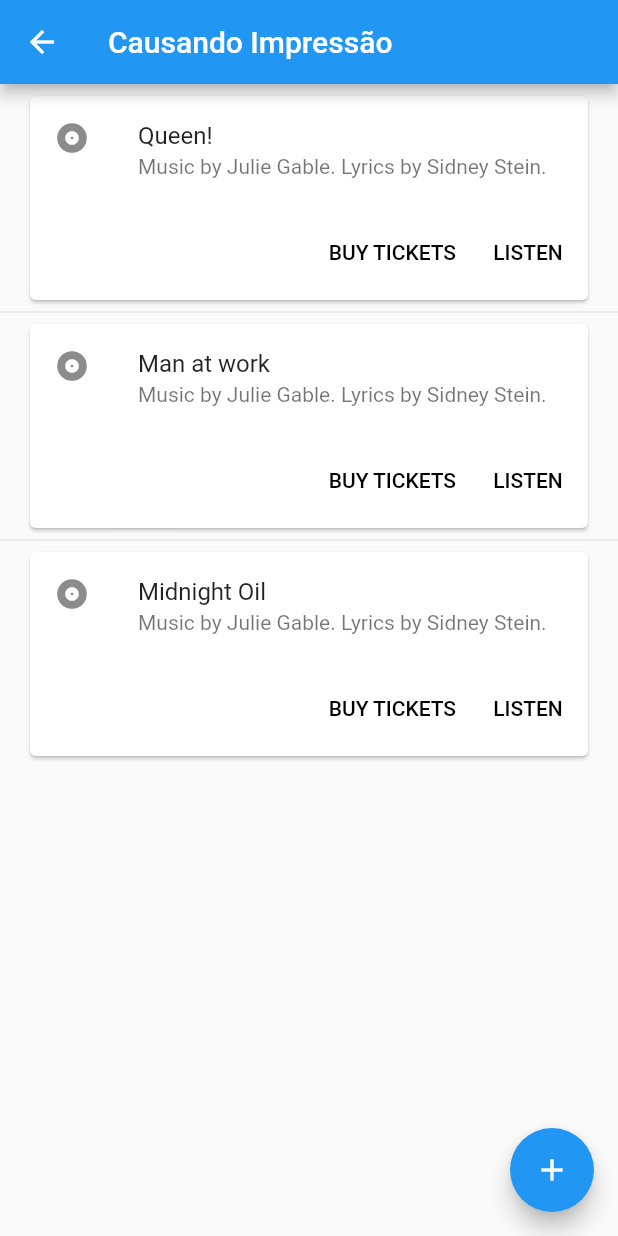
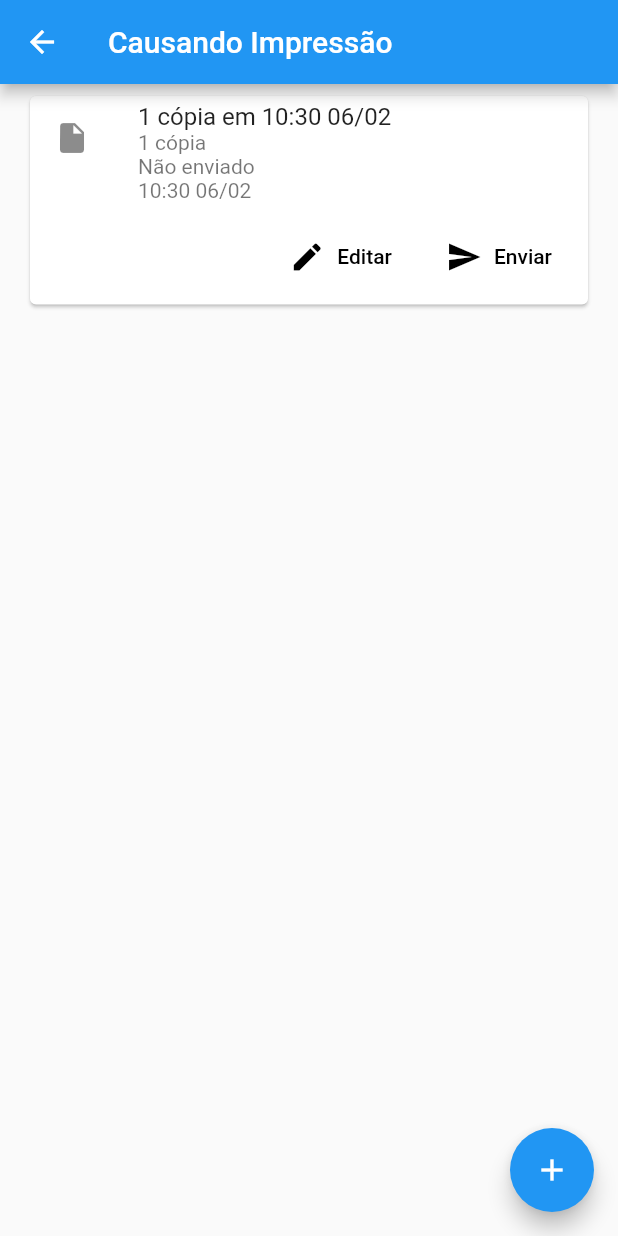
Before and after one commit to luis-puhl/tme_file_shr, a Flutter app: the Listing screen opened by its route, on a phone screen of 412 x 824 dp. Run offline on Flutter 3.47's test engine with Material 2 defaults, Android fonts, the phone set to English and light mode, and no system bars; our stand-ins replace file_picker, sqflite; accounts and stored records are empty.

Commit message:
Adding edit route [broken], improving listing with order description and actions.

```diff
--- a/lib/main.dart
+++ b/lib/main.dart
@@ -12,7 +12,7 @@
   static final title = 'Causando Impressão';
   @override
   Widget build(BuildContext context) {
-    return new Provider(
+    return Provider(
       initialValue: User(),
       child: MaterialApp(
         title: title,
@@ -22,6 +22,23 @@
           '/listing': (BuildContext context) => Listing(),
           '/add': (BuildContext context) => AddFile(),
         },
+        onGenerateRoute: (RouteSettings settings) {
+          // Split up the path
+          final List<String> path = settings.name.split('/');
+          // First entry should be empty as all paths should start with a '/'
+          assert(path[0] == '');
+          // Only valid path is '/second/<double value>'
+          if (path[1] == 'edit' && path.length == 3) {
+            final id = int.parse(path[2]);
+
+            return MaterialPageRoute<double>(
+              settings: settings,
+              builder: (BuildContext context) => AddFile(id: id),
+            );
+          }
+          // The other paths we support are in the routes table.
+          return null;
+        },
       ),
     );
   }
--- a/lib/models.dart
+++ b/lib/models.dart
@@ -1,6 +1,12 @@
+import 'dart:math';
+
 class User {
   String name = '', phone = '';
-  List<Order> orders = [];
+  List<Order> orders = [
+    Order([
+      FileConfig(),
+    ]),
+  ];
 
   @override
   String toString() {
@@ -15,12 +21,58 @@
   retrieved,
 }
 
+String orderStatusFmt(OrderStatus os) {
+  switch (os) {
+    case OrderStatus.local:
+      return 'Não enviado';
+    case OrderStatus.uploaded:
+      return 'Enviado';
+    case OrderStatus.printed:
+      return 'Impresso';
+    case OrderStatus.retrieved:
+      return 'Finalizado';
+    default:
+      return os.toString();
+  }
+}
+
+int getId() {
+  Random r = Random.secure();
+  return r.nextInt(1<<32);
+}
+
 class Order {
   List<FileConfig> files = [];
   OrderStatus status = OrderStatus.local;
+  DateTime time = DateTime.now();
+  int id = getId();
+
+  Order(this.files);
+
+  int get totalQtd => files.map((file) => file.qtd).reduce((qtd, acc) => qtd + acc);
+
+  @override
+  String toString() {
+    return '$totalQtd cópia${totalQtd > 1 ? 's' : ''} em ${timeFmt(time)}';
+  }
+
+  String toLongSting() {
+    return '$totalQtd cópia${totalQtd > 1 ? 's' : ''}\n'
+      '${orderStatusFmt(status)}\n'
+      '${timeFmt(time)}'
+    ;
+  }
 }
 
 class FileConfig {
   String fileName = '', path = '', printSize = '';
   int qtd = 1;
 }
+
+String timeFmt(DateTime time) {
+  final now = DateTime.now();
+  String year = (time.year != now.year) ? ('/' + time.year.toString()) : '';
+  Function addZero = (int n) => (n < 9 ? '0' : '') + n.toString();
+
+  return '${addZero(time.hour)}:${addZero(time.minute)} ${addZero(time.day)}/${addZero(time.month)}$year';
+}
--- a/lib/pages/add_file.dart
+++ b/lib/pages/add_file.dart
@@ -2,6 +2,11 @@
 import 'package:tme_file_shr/support/file.dart';
 
 class AddFile extends StatefulWidget {
+  int id;
+  AddFile({int id}) {
+    this.id = id;
+  }
+
   @override
   _AddFileState createState() => _AddFileState();
 }
--- a/lib/pages/listing.dart
+++ b/lib/pages/listing.dart
@@ -5,52 +5,61 @@
 import 'package:tme_file_shr/support/provider.dart';
 
 class Listing extends StatelessWidget {
-  List<Widget> _buildCards() {
-    return [
-      'Queen!',
-      'Man at work',
-      'Midnight Oil',
-    ]
-        .map((String g) => ListTile(
+  List<Widget> _buildCards(BuildContext context, List<Order> orders) {
+    List<Widget> cards = [];
+    for (var order in orders) {
+      List<Widget> buttons = [];
+      if (order.status == OrderStatus.local) {
+        buttons = [
+          FlatButton.icon(
+            icon: Icon(Icons.edit),
+            label: const Text('Editar'),
+            onPressed: () => Navigator.pushNamed(context, '/edit/${order.id}'),
+          ),
+          FlatButton.icon(
+            icon: Icon(Icons.send),
+            label: const Text('Enviar'),
+            onPressed: () {
+              final User user = Provider.of(context).value;
+              user.orders.firstWhere((os) => os.id == order.id).status = OrderStatus.uploaded;
+              Provider.of(context).value = user;
+            },
+          ),
+        ];
+      }
+      cards.add(
+        ListTile(
           title: Center(
             child: Card(
               child: Column(
                 mainAxisSize: MainAxisSize.min,
                 children: <Widget>[
                   ListTile(
-                        leading: Icon(Icons.album),
-                        title: Text(g),
-                        subtitle: Text(
-                            'Music by Julie Gable. Lyrics by Sidney Stein.'),
+                    leading: Icon(Icons.insert_drive_file),
+                    title: Text(order.toString()),
+                    subtitle: Text(order.toLongSting()),
                   ),
                   ButtonTheme.bar(
                     // make buttons use the appropriate styles for cards
                     child: ButtonBar(
-                          children: <Widget>[
-                            FlatButton(
-                              child: const Text('BUY TICKETS'),
-                              onPressed: () {/* ... */},
-                            ),
-                            FlatButton(
-                              child: const Text('LISTEN'),
-                              onPressed: () {/* ... */},
-                            ),
-                          ],
+                      children: buttons,
                     ),
                   ),
                 ],
               ),
             ),
           ),
-            ))
-        .toList();
+        ),
+      );
+    }
+    return cards;
   }
 
   @override
   Widget build(BuildContext context) {
     final User user = Provider.of(context).value;
     print(user);
-    final tiles = _buildCards();
+    final tiles = _buildCards(context, user.orders);
     // tiles.add(Text(user.name));
     return Scaffold(
       appBar: AppBar(
--- a/lib/support/provider.dart
+++ b/lib/support/provider.dart
@@ -7,7 +7,7 @@
   final Widget child;
   final Function(dynamic) updater;
 
-  static of(BuildContext context) =>
+  static ValueNotifier of(BuildContext context) =>
       (context.inheritFromWidgetOfExactType(_InheritedProvider)
               as _InheritedProvider)
           .data;
```
Lines whose indentation alone changed are shown as unchanged.
